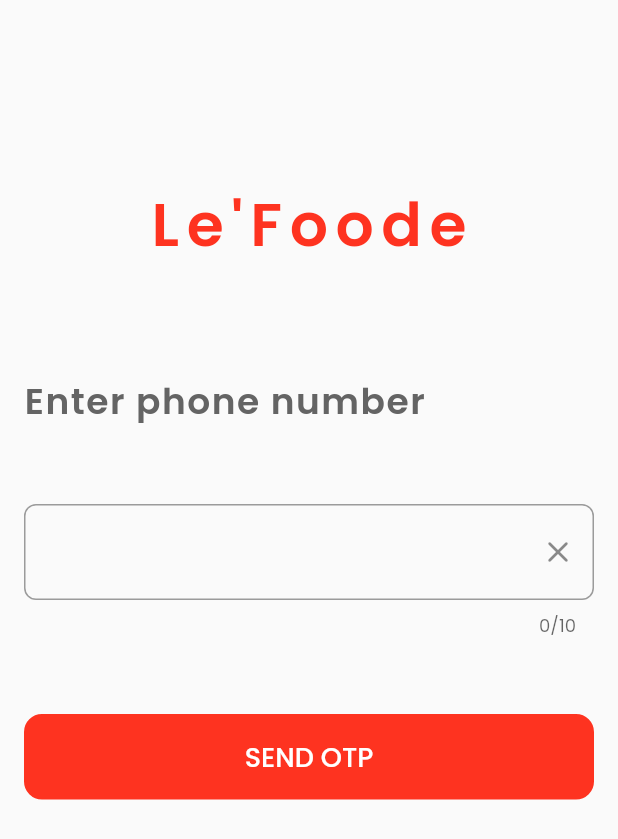
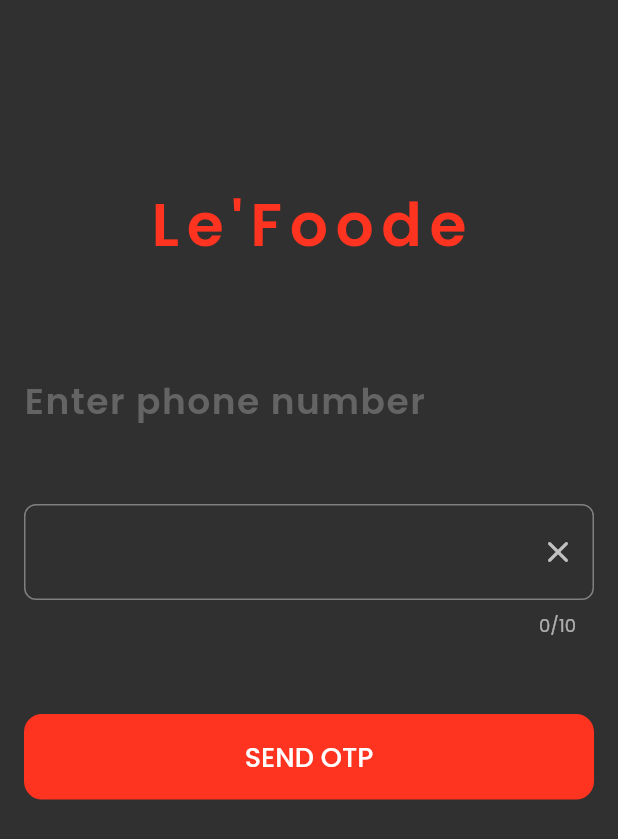
Before and after one commit to prototypebuild/App-prototype, a Flutter app: the screen it shows after launch, after a tap on "SEND OTP", on a phone screen of 412 x 824 dp. Shown: the top 839 px of the screen. Run offline on Flutter 3.47's test engine with Material 2 defaults, Android fonts, the light colour scheme and no system bars; our stand-ins replace firebase_auth, firebase_core, google_fonts, ionicons, pin_code_fields; accounts and stored records are empty; network calls fail.

Commit message:
add launch decider

```diff
--- a/lib/main.dart
+++ b/lib/main.dart
@@ -2,6 +2,7 @@
 import 'package:google_fonts/google_fonts.dart';
 import 'package:lefoode/constants/colors.dart';
 import 'package:lefoode/firebase_options.dart';
+import 'package:lefoode/screens/auth/launch_decider.dart';
 import 'package:lefoode/screens/auth/phone_auth.dart';
 import 'package:lefoode/screens/home.dart';
 import 'package:firebase_core/firebase_core.dart';
@@ -45,9 +46,10 @@
           ThemeData.dark().textTheme.copyWith(),
         ),
       ),
-      themeMode: ThemeMode.light,
-      initialRoute: PhoneAuthScreen.routeName,
+      themeMode: ThemeMode.dark,
+      initialRoute: LaunchDecider.routeName,
       routes: {
+        LaunchDecider.routeName: (ctx) => const LaunchDecider(),
         PhoneAuthScreen.routeName: (ctx) => PhoneAuthScreen(),
         HomeScreen.routeName: (ctx) => HomeScreen(),
         ChooseFiltersScreen.routeName: (ctx) => ChooseFiltersScreen(),
--- /dev/null
+++ b/lib/screens/auth/launch_decider.dart
@@ -0,0 +1,36 @@
+import 'package:firebase_auth/firebase_auth.dart';
+import 'package:flutter/material.dart';
+import 'package:lefoode/screens/auth/phone_auth.dart';
+import 'package:lefoode/screens/home.dart';
+
+class LaunchDecider extends StatefulWidget {
+  static const String routeName = "/launch_decider";
+  const LaunchDecider({Key? key}) : super(key: key);
+
+  @override
+  State<LaunchDecider> createState() => _LaunchDeciderState();
+}
+
+class _LaunchDeciderState extends State<LaunchDecider> {
+  @override
+  void initState() {
+    super.initState();
+    WidgetsBinding.instance.addPostFrameCallback((_) {
+      User? user = FirebaseAuth.instance.currentUser;
+      if (user != null) {
+        Navigator.of(context)
+            .pushNamedAndRemoveUntil(HomeScreen.routeName, (route) => false);
+      } else {
+        Navigator.of(context)
+            .pushNamedAndRemoveUntil(PhoneAuthScreen.routeName, (route) => false);
+      }
+    });
+  }
+
+  @override
+  Widget build(BuildContext context) {
+    return const Scaffold(
+      body: Center(child: CircularProgressIndicator()),
+    );
+  }
+}
```
